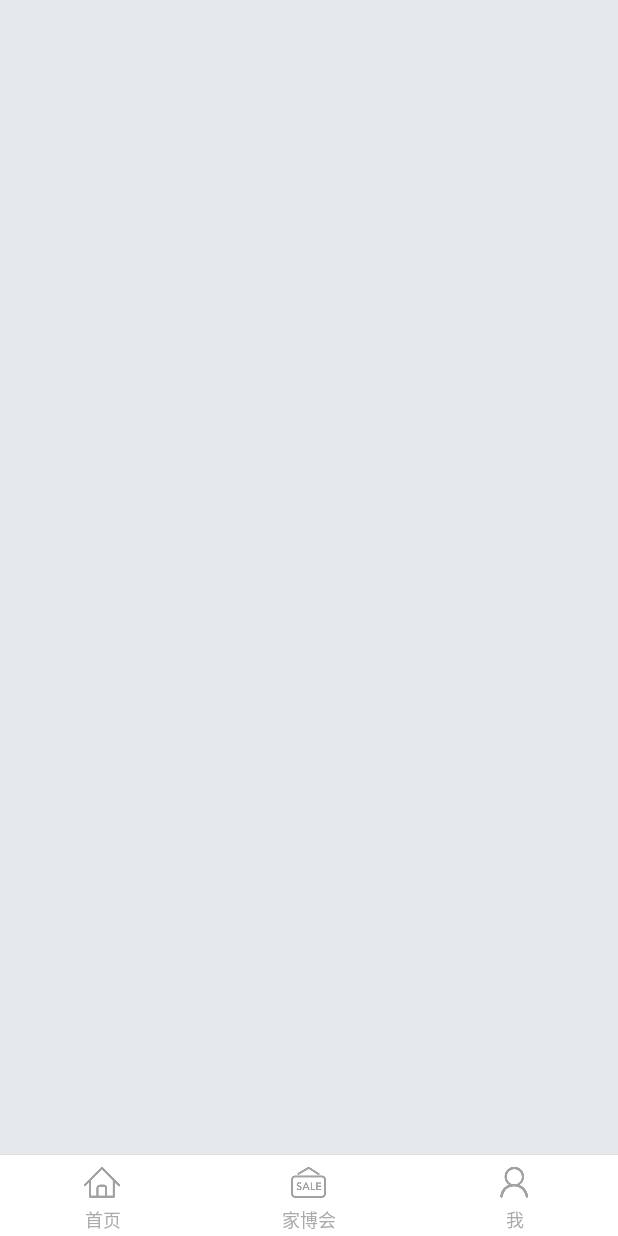
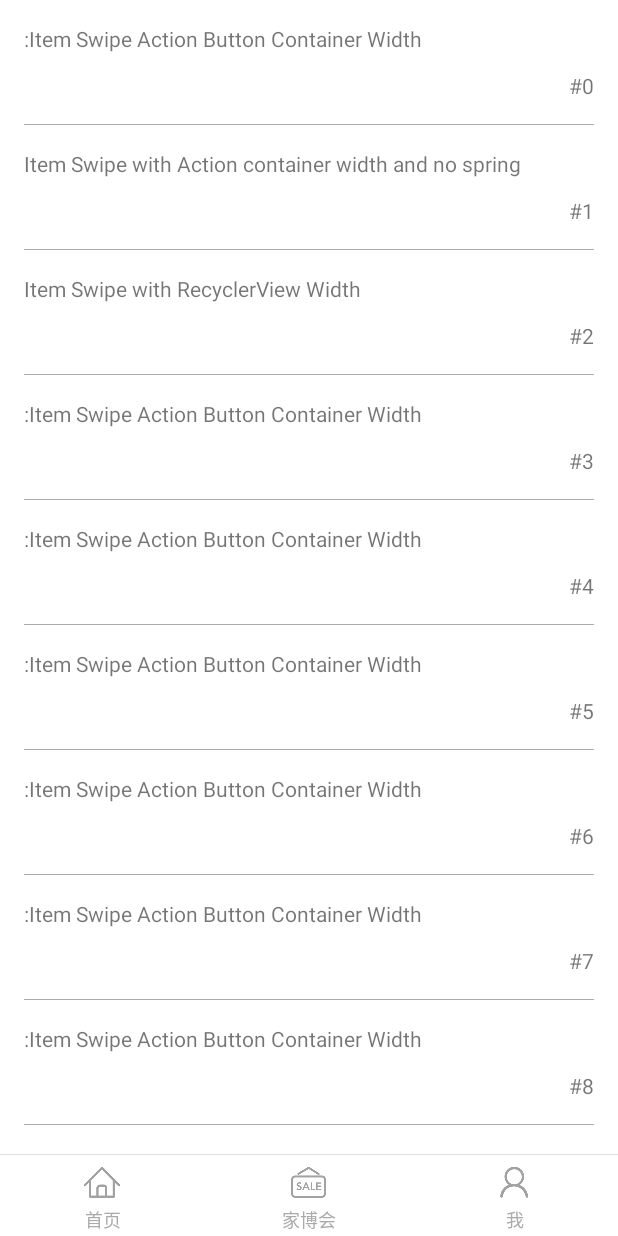
Before and after one commit to wang1897b7/pictureText, an Android app: the fragment ShopFragment placed in its activity, on a phone screen of 412 x 824 dp. Run offline under Robolectric (Android 15) with nearby library versions, the phone set to English and light mode, and no system bars; our stand-ins replace ButterKnife; libraries missing offline, so code that uses them is left out: com.loopeer.itemtouchhelperextension; 4 statements that could not run were skipped.

Commit message:
updata0920

```diff
--- /dev/null
+++ b/app/src/main/java/com/wsd/text/pict_can/model/TestModel.java
@@ -0,0 +1,15 @@
+package com.wsd.text.pict_can.model;
+
+/**
+ * Created by Sun on 2016/9/20.
+ */
+
+public class TestModel {
+    public int position;
+    public String title;
+
+    public TestModel(int position, String title) {
+        this.position = position;
+        this.title = title;
+    }
+}
--- a/app/src/main/java/com/wsd/text/pict_can/ui/fragment/ShopFragment.java
+++ b/app/src/main/java/com/wsd/text/pict_can/ui/fragment/ShopFragment.java
@@ -2,21 +2,86 @@ package com.wsd.text.pict_can.ui.fragment;
 
 import android.os.Bundle;
 import android.support.annotation.Nullable;
+import android.support.v7.widget.LinearLayoutManager;
+import android.support.v7.widget.RecyclerView;
 import android.view.LayoutInflater;
 import android.view.View;
 import android.view.ViewGroup;
+import android.widget.TextView;
+import android.widget.Toast;
 
+import com.loopeer.itemtouchhelperextension.ItemTouchHelperExtension;
 import com.wsd.text.pict_can.R;
+import com.wsd.text.pict_can.model.TestModel;
+import com.wsd.text.pict_can.utils.DividerItemDecoration;
+import com.wsd.text.pict_can.utils.ItemTouchHelperCallback;
+import com.wsd.text.pict_can.utils.MainRecyclerAdapter;
+
+import java.util.ArrayList;
+import java.util.List;
+
+import butterknife.BindView;
+import butterknife.ButterKnife;
+import butterknife.OnClick;
 
 /**
  * Created by Sun on 2016/7/14.
  */
 public class ShopFragment extends  BaseFragment {
 
+    @BindView(R.id.shop_tvText)
+    TextView username;
+    @BindView(R.id.recycler_main)
+    RecyclerView mRecyclerView;
+
+    private MainRecyclerAdapter mAdapter;
+    public ItemTouchHelperExtension mItemTouchHelper;
+    public ItemTouchHelperExtension.Callback mCallback;
     @Nullable
     @Override
     public View onCreateView(LayoutInflater inflater, @Nullable ViewGroup container, @Nullable Bundle savedInstanceState) {
        View view= inflater.inflate(R.layout.fragment_shop,container,false);
+        ButterKnife.bind(this,view);
+        init();
         return view;
     }
+
+    private void init(){
+//    username.setOnClickListener(new View.OnClickListener() {
+//        @Override
+//        public void onClick(View view) {
+//
+//        }
+//      });
+
+        mRecyclerView.setLayoutManager(new LinearLayoutManager(getActivity()));
+        mAdapter = new MainRecyclerAdapter(getActivity());
+        mRecyclerView.setAdapter(mAdapter);
+        mRecyclerView.addItemDecoration(new DividerItemDecoration(getActivity()));
+        mAdapter.updateData(createTestDatas());
+        mCallback = new ItemTouchHelperCallback();
+        mItemTouchHelper = new ItemTouchHelperExtension(mCallback);
+        mItemTouchHelper.attachToRecyclerView(mRecyclerView);
+        mAdapter.setItemTouchHelperExtension(mItemTouchHelper);
+
+    }
+
+    private List<TestModel> createTestDatas() {
+        List<TestModel> result = new ArrayList<>();
+        for (int i = 0; i < 20; i++) {
+            TestModel testModel= new TestModel(i,":Item Swipe Action Button Container Width");
+            if (i == 1) {
+                testModel = new TestModel(i, "Item Swipe with Action container width and no spring");
+            }
+            if (i == 2) {
+                testModel = new TestModel(i, "Item Swipe with RecyclerView Width");
+            }
+            result.add(testModel);
+        }
+        return result;
+    }
+    @OnClick(R.id.shop_tvText) void submit() {
+        Toast.makeText(getActivity(),"测试",Toast.LENGTH_SHORT).show();
+    }
+
 }
--- /dev/null
+++ b/app/src/main/java/com/wsd/text/pict_can/utils/DividerItemDecoration.java
@@ -0,0 +1,164 @@
+/*
+ * Copyright (C) 2014 The Android Open Source Project
+ *
+ * Licensed under the Apache License, Version 2.0 (the "License");
+ * you may not use this file except in compliance with the License.
+ * You may obtain a copy of the License at
+ *
+ *      http://www.apache.org/licenses/LICENSE-2.0
+ *
+ * Unless required by applicable law or agreed to in writing, software
+ * distributed under the License is distributed on an "AS IS" BASIS,
+ * WITHOUT WARRANTIES OR CONDITIONS OF ANY KIND, either express or implied.
+ * See the License for the specific language governing permissions and
+ * limitations under the License.
+ */
+
+package com.wsd.text.pict_can.utils;
+
+import android.content.Context;
+import android.graphics.Canvas;
+import android.graphics.Paint;
+import android.graphics.Rect;
+import android.support.v4.content.ContextCompat;
+import android.support.v4.view.ViewCompat;
+import android.support.v7.widget.LinearLayoutManager;
+import android.support.v7.widget.RecyclerView;
+import android.view.View;
+
+import com.wsd.text.pict_can.R;
+
+public class DividerItemDecoration extends RecyclerView.ItemDecoration {
+    private static final int DEFAULT_DIVIDER_HEIGHT = 1;
+
+    public static final int HORIZONTAL_LIST = LinearLayoutManager.HORIZONTAL;
+
+    public static final int VERTICAL_LIST = LinearLayoutManager.VERTICAL;
+
+    protected int mOrientation;
+    protected int padding;
+    protected int startpadding;
+    protected int endpadding;
+    protected int dividerHeight;
+    protected Context mContext;
+    protected Paint mPaddingPaint;
+    protected Paint mDividerPaint;
+
+    public DividerItemDecoration(Context context) {
+        this(context, VERTICAL_LIST, -1, -1);
+    }
+
+    public DividerItemDecoration(Context context, int orientation) {
+        this(context, orientation, -1, -1);
+    }
+
+    public DividerItemDecoration(Context context, int orientation, int padding, int dividerHeight) {
+        setOrientation(orientation);
+        mContext = context;
+
+        init();
+        if (padding != -1) this.padding = padding;
+        updatePaddint();
+        if (dividerHeight != -1) this.dividerHeight = dividerHeight;
+    }
+
+    public DividerItemDecoration(Context context, int orientation, int startpadding, int endpadding, int dividerHeight) {
+        setOrientation(orientation);
+        mContext = context;
+
+        init();
+        if (startpadding != -1) this.startpadding = startpadding;
+        if (endpadding != -1) this.endpadding = endpadding;
+        if (dividerHeight != -1) this.dividerHeight = dividerHeight;
+    }
+
+    private void updatePaddint() {
+        startpadding = padding;
+        endpadding = padding;
+    }
+
+    private void init() {
+        padding = mContext.getResources().getDimensionPixelSize(R.dimen.activity_horizontal_margin);
+        updatePaddint();
+        dividerHeight = DEFAULT_DIVIDER_HEIGHT;
+
+        mPaddingPaint = new Paint(Paint.ANTI_ALIAS_FLAG);
+        mPaddingPaint.setColor(ContextCompat.getColor(mContext, android.R.color.white));
+        mPaddingPaint.setStyle(Paint.Style.FILL);
+
+        mDividerPaint = new Paint(Paint.ANTI_ALIAS_FLAG);
+        mDividerPaint.setColor(ContextCompat.getColor(mContext, android.R.color.darker_gray));
+        mDividerPaint.setStyle(Paint.Style.FILL);
+    }
+
+    public void setOrientation(int orientation) {
+        if (orientation != HORIZONTAL_LIST && orientation != VERTICAL_LIST) {
+            throw new IllegalArgumentException("invalid orientation");
+        }
+        mOrientation = orientation;
+    }
+
+    @Override
+    public void onDraw(Canvas c, RecyclerView parent, RecyclerView.State state) {
+        super.onDraw(c, parent, state);
+        if (mOrientation == VERTICAL_LIST) {
+            drawVertical(c, parent);
+        } else {
+            drawHorizontal(c, parent);
+        }
+    }
+
+    public void drawVertical(Canvas c, RecyclerView parent) {
+        final int left = parent.getPaddingLeft();
+        final int right = parent.getWidth() - parent.getPaddingRight();
+
+        final int childCount = parent.getChildCount();
+        for (int i = 0; i < childCount - 1; i++) {
+            final View child = parent.getChildAt(i);
+            final RecyclerView.LayoutParams params = (RecyclerView.LayoutParams) child.getLayoutParams();
+            final int top = child.getBottom() + params.bottomMargin +
+                    Math.round(ViewCompat.getTranslationY(child));
+            final int bottom = top + dividerHeight;
+
+            c.drawRect(left, top, left + startpadding, bottom, mPaddingPaint);
+            c.drawRect(right - endpadding, top, right, bottom, mPaddingPaint);
+            c.drawRect(left + startpadding, top, right - endpadding, bottom, mDividerPaint);
+        }
+    }
+
+    public void drawHorizontal(Canvas c, RecyclerView parent) {
+        final int top = parent.getPaddingTop();
+        final int bottom = parent.getHeight() - parent.getPaddingBottom();
+
+        final int childCount = parent.getChildCount();
+        for (int i = 0; i < childCount - 1; i++) {
+            final View child = parent.getChildAt(i);
+            final RecyclerView.LayoutParams params = (RecyclerView.LayoutParams) child.getLayoutParams();
+            final int left = child.getRight() + params.rightMargin +
+                    Math.round(ViewCompat.getTranslationX(child));
+            final int right = left + dividerHeight;
+            c.drawRect(left, top, right, top + startpadding, mPaddingPaint);
+            c.drawRect(left, bottom - endpadding, right, bottom, mPaddingPaint);
+            c.drawRect(left, top + startpadding, right, bottom - endpadding, mDividerPaint);
+        }
+    }
+
+    @Override
+    public void getItemOffsets(Rect outRect, View view, RecyclerView parent, RecyclerView.State state) {
+        super.getItemOffsets(outRect, view, parent, state);
+        if (mOrientation == VERTICAL_LIST) {
+            if (parent.getChildAdapterPosition(view) != parent.getAdapter().getItemCount() - 1) {
+                outRect.set(0, 0, 0, dividerHeight);
+            } else {
+                outRect.set(0, 0, 0, 0);
+            }
+        } else {
+            if (parent.getChildAdapterPosition(view) != parent.getAdapter().getItemCount() - 1) {
+                outRect.set(0, 0, dividerHeight, 0);
+            } else {
+                outRect.set(0, 0, 0, 0);
+            }
+        }
+
+    }
+}
--- /dev/null
+++ b/app/src/main/java/com/wsd/text/pict_can/utils/MainRecyclerAdapter.java
@@ -0,0 +1,206 @@
+package com.wsd.text.pict_can.utils;
+
+import android.content.Context;
+import android.support.v4.view.MotionEventCompat;
+import android.support.v7.widget.RecyclerView;
+import android.view.LayoutInflater;
+import android.view.MotionEvent;
+import android.view.View;
+import android.view.ViewGroup;
+import android.widget.TextView;
+import android.widget.Toast;
+
+import com.loopeer.itemtouchhelperextension.Extension;
+import com.loopeer.itemtouchhelperextension.ItemTouchHelperExtension;
+import com.wsd.text.pict_can.R;
+import com.wsd.text.pict_can.model.TestModel;
+
+import java.util.ArrayList;
+import java.util.List;
+
+public class MainRecyclerAdapter extends RecyclerView.Adapter<RecyclerView.ViewHolder> {
+
+    public static final int ITEM_TYPE_RECYCLER_WIDTH = 1000;
+    public static final int ITEM_TYPE_ACTION_WIDTH = 1001;
+    public static final int ITEM_TYPE_ACTION_WIDTH_NO_SPRING = 1002;
+    private List<TestModel> mDatas;
+    private Context mContext;
+    private ItemTouchHelperExtension mItemTouchHelperExtension;
+
+    public MainRecyclerAdapter(Context context) {
+        mDatas = new ArrayList<>();
+        mContext = context;
+    }
+
+    public void setDatas(List<TestModel> datas) {
+        mDatas.clear();
+        mDatas.addAll(datas);
+    }
+
+    public void updateData(List<TestModel> datas) {
+        setDatas(datas);
+        notifyDataSetChanged();
+    }
+
+    public void setItemTouchHelperExtension(ItemTouchHelperExtension itemTouchHelperExtension) {
+        mItemTouchHelperExtension = itemTouchHelperExtension;
+    }
+
+    private LayoutInflater getLayoutInflater() {
+        return LayoutInflater.from(mContext);
+    }
+
+    @Override
+    public RecyclerView.ViewHolder onCreateViewHolder(ViewGroup parent, int viewType) {
+        View view = getLayoutInflater().inflate(R.layout.list_item_main, parent, false);
+        if (viewType == ITEM_TYPE_ACTION_WIDTH) return new ItemSwipeWithActionWidthViewHolder(view);
+        if (viewType == ITEM_TYPE_RECYCLER_WIDTH) {
+            view = getLayoutInflater().inflate(R.layout.list_item_with_single_delete, parent, false);
+            return new ItemViewHolderWithRecyclerWidth(view);
+        }
+        return new ItemSwipeWithActionWidthNoSpringViewHolder(view);
+    }
+
+    @Override
+    public void onBindViewHolder(final RecyclerView.ViewHolder holder, int position) {
+        ItemBaseViewHolder baseViewHolder = (ItemBaseViewHolder) holder;
+        baseViewHolder.bind(mDatas.get(position));
+        baseViewHolder.mViewContent.setOnClickListener(new View.OnClickListener() {
+            @Override
+            public void onClick(View view) {
+                Toast.makeText(mContext, "Item Content click: #" + holder.getAdapterPosition(), Toast.LENGTH_SHORT).show();
+            }
+        });
+        if (holder instanceof ItemViewHolderWithRecyclerWidth) {
+            ItemViewHolderWithRecyclerWidth viewHolder = (ItemViewHolderWithRecyclerWidth) holder;
+            viewHolder.mActionViewDelete.setOnClickListener(new View.OnClickListener() {
+                @Override
+                public void onClick(View view) {
+                    Toast.makeText(mContext, "Refresh " + holder.getAdapterPosition()
+                            , Toast.LENGTH_SHORT).show();
+                    doDelete(holder.getAdapterPosition());
+                }
+            });
+        } else if (holder instanceof ItemSwipeWithActionWidthViewHolder) {
+            ItemSwipeWithActionWidthViewHolder viewHolder = (ItemSwipeWithActionWidthViewHolder) holder;
+            viewHolder.mActionViewRefresh.setOnClickListener(
+                    new View.OnClickListener() {
+                        @Override
+                        public void onClick(View view) {
+                            Toast.makeText(mContext, "Refresh Click" + holder.getAdapterPosition()
+                                    , Toast.LENGTH_SHORT).show();
+                        }
+                    }
+
+            );
+            viewHolder.mActionViewDelete.setOnClickListener(
+                    new View.OnClickListener() {
+                        @Override
+                        public void onClick(View view) {
+                            doDelete(holder.getAdapterPosition());
+                        }
+                    }
+
+            );
+        }
+    }
+
+    private void doDelete(int adapterPosition) {
+        mDatas.remove(adapterPosition);
+        notifyItemRemoved(adapterPosition);
+    }
+
+    public void move(int from, int to) {
+        TestModel prev = mDatas.remove(from);
+        mDatas.add(to > from ? to - 1 : to, prev);
+        notifyItemMoved(from, to);
+    }
+
+    //根据不同的类型 选择 滑动的模式
+    @Override
+    public int getItemViewType(int position) {
+        if (mDatas.get(position).position == 1) {
+            return ITEM_TYPE_ACTION_WIDTH_NO_SPRING;
+        }
+        if (mDatas.get(position).position == 2) {
+            return ITEM_TYPE_RECYCLER_WIDTH;
+        }
+        return ITEM_TYPE_ACTION_WIDTH;
+    }
+
+    @Override
+    public int getItemCount() {
+        return mDatas.size();
+    }
+
+    class ItemBaseViewHolder extends RecyclerView.ViewHolder {
+        TextView mTextTitle;
+        TextView mTextIndex;
+        View mViewContent;
+        View mActionContainer;
+
+        public ItemBaseViewHolder(View itemView) {
+            super(itemView);
+            mTextTitle = (TextView) itemView.findViewById(R.id.text_list_main_title);
+            mTextIndex = (TextView) itemView.findViewById(R.id.text_list_main_index);
+            mViewContent = itemView.findViewById(R.id.view_list_main_content);
+            mActionContainer = itemView.findViewById(R.id.view_list_repo_action_container);
+        }
+
+        public void bind(TestModel testModel) {
+            mTextTitle.setText(testModel.title);
+            mTextIndex.setText("#" + testModel.position);
+            itemView.setOnTouchListener(new View.OnTouchListener() {
+                @Override
+                public boolean onTouch(View v, MotionEvent event) {
+                    if (MotionEventCompat.getActionMasked(event) == MotionEvent.ACTION_DOWN) {
+                        mItemTouchHelperExtension.startDrag(ItemBaseViewHolder.this);
+                    }
+                    return true;
+                }
+            });
+        }
+    }
+
+  //侧滑满屏 删除
+    class ItemViewHolderWithRecyclerWidth extends ItemBaseViewHolder {
+
+        View mActionViewDelete;
+
+        public ItemViewHolderWithRecyclerWidth(View itemView) {
+            super(itemView);
+            mActionViewDelete = itemView.findViewById(R.id.view_list_repo_action_delete);
+        }
+
+    }
+    //侧滑半屏 删除
+    class ItemSwipeWithActionWidthViewHolder extends ItemBaseViewHolder implements Extension {
+
+        View mActionViewDelete;
+        View mActionViewRefresh;
+
+        public ItemSwipeWithActionWidthViewHolder(View itemView) {
+            super(itemView);
+            mActionViewDelete = itemView.findViewById(R.id.view_list_repo_action_delete);
+            mActionViewRefresh = itemView.findViewById(R.id.view_list_repo_action_update);
+        }
+
+        @Override
+        public float getActionWidth() {
+            return mActionContainer.getWidth();
+        }
+    }
+
+    class ItemSwipeWithActionWidthNoSpringViewHolder extends ItemSwipeWithActionWidthViewHolder implements Extension {
+
+        public ItemSwipeWithActionWidthNoSpringViewHolder(View itemView) {
+            super(itemView);
+        }
+
+        @Override
+        public float getActionWidth() {
+            return mActionContainer.getWidth();
+        }
+    }
+
+}
--- a/app/src/main/res/layout/fragment_shop.xml
+++ b/app/src/main/res/layout/fragment_shop.xml
@@ -3,4 +3,28 @@
     android:layout_width="match_parent"
     android:layout_height="match_parent">
 
+    <LinearLayout
+        android:layout_width="match_parent"
+        android:layout_height="wrap_content"
+        android:orientation="vertical">
+        <android.support.v7.widget.RecyclerView
+            xmlns:android="http://schemas.android.com/apk/res/android"
+            android:id="@+id/recycler_main"
+            android:layout_width="match_parent"
+            android:layout_height="match_parent"
+            >
+
+        </android.support.v7.widget.RecyclerView>
+
+        <TextView
+            android:id="@+id/shop_tvText"
+            android:layout_width="wrap_content"
+            android:layout_height="wrap_content"
+            android:text="测试按钮"
+            android:textSize="18sp"
+            android:textStyle="bold"
+            />
+
+    </LinearLayout>
+
 </LinearLayout>
--- /dev/null
+++ b/app/src/main/res/layout/list_item_main.xml
@@ -0,0 +1,35 @@
+<?xml version="1.0" encoding="utf-8"?>
+<FrameLayout
+    xmlns:android="http://schemas.android.com/apk/res/android"
+    android:layout_width="match_parent"
+    android:layout_height="wrap_content"
+    android:background="#FF4444">
+
+    <LinearLayout
+        android:id="@+id/view_list_repo_action_container"
+        android:layout_width="wrap_content"
+        android:layout_height="match_parent"
+        android:layout_gravity="right"
+        android:orientation="horizontal">
+
+        <TextView
+            android:id="@+id/view_list_repo_action_delete"
+            android:layout_width="80dp"
+            android:layout_height="match_parent"
+            android:gravity="center"
+            android:padding="12dp"
+            android:text="Delete"
+            android:textColor="@android:color/white"/>
+
+        <TextView
+            android:id="@+id/view_list_repo_action_update"
+            android:layout_width="80dp"
+            android:layout_height="match_parent"
+            android:background="#8BC34A"
+            android:gravity="center"
+            android:padding="12dp"
+            android:text="Refresh"
+            android:textColor="@android:color/white"/>
+
+    </LinearLayout><include layout="@layout/view_list_main_content"/>
+</FrameLayout>
--- /dev/null
+++ b/app/src/main/res/layout/list_item_with_single_delete.xml
@@ -0,0 +1,38 @@
+<?xml version="1.0" encoding="utf-8"?>
+<FrameLayout
+    xmlns:android="http://schemas.android.com/apk/res/android"
+    android:layout_width="match_parent"
+    android:layout_height="wrap_content">
+
+    <LinearLayout
+        android:id="@+id/view_list_repo_action_container"
+        android:layout_width="match_parent"
+        android:layout_height="match_parent"
+        android:layout_gravity="right"
+        android:background="#FF4444"
+        android:orientation="horizontal">
+
+        <TextView
+            android:id="@+id/view_list_repo_action_delete"
+            android:layout_width="0dp"
+            android:layout_height="match_parent"
+            android:layout_weight="1"
+            android:gravity="center_vertical"
+            android:padding="12dp"
+            android:text="Delete ?"
+            android:textColor="@android:color/white"/>
+
+        <TextView
+            android:id="@+id/view_list_repo_action_undo"
+            android:layout_width="80dp"
+            android:layout_height="match_parent"
+            android:gravity="center"
+            android:padding="12dp"
+            android:text="Undo"
+            android:textColor="@android:color/white"/>
+
+    </LinearLayout>
+
+    <include layout="@layout/view_list_main_content"/>
+
+</FrameLayout>
--- /dev/null
+++ b/app/src/main/res/layout/view_list_main_content.xml
@@ -0,0 +1,26 @@
+<?xml version="1.0" encoding="utf-8"?>
+<RelativeLayout
+    xmlns:android="http://schemas.android.com/apk/res/android"
+    xmlns:tools="http://schemas.android.com/tools"
+    android:id="@+id/view_list_main_content"
+    android:layout_width="match_parent"
+    android:layout_height="wrap_content"
+    android:background="@android:color/white"
+    android:padding="@dimen/activity_vertical_margin"
+    tools:showIn="@layout/list_item_main">
+
+    <TextView
+        android:id="@+id/text_list_main_title"
+        android:layout_width="wrap_content"
+        android:layout_height="wrap_content"
+        android:text="These classes teach you how to accomplish tasks with graphics that "/>
+
+    <TextView
+        android:id="@+id/text_list_main_index"
+        android:layout_width="wrap_content"
+        android:layout_height="wrap_content"
+        android:layout_alignParentRight="true"
+        android:layout_below="@id/text_list_main_title"
+        android:layout_marginTop="12dp"
+        android:text="bottom sutom"/>
+</RelativeLayout>
--- a/build.gradle
+++ b/build.gradle
@@ -5,7 +5,7 @@ buildscript {
         jcenter()
     }
     dependencies {
-        classpath 'com.android.tools.build:gradle:2.1.3'
+        classpath 'com.android.tools.build:gradle:2.2.0'
         classpath 'com.neenbedankt.gradle.plugins:android-apt:1.8'
         // NOTE: Do not place your application dependencies here; they belong
         // in the individual module build.gradle files
```
Also changed, not shown: app/build.gradle (+13 -23 lines), app/src/main/AndroidManifest.xml (+7 -1 lines), app/src/main/java/com/wsd/text/pict_can/ui/fragment/PersonalFragment.java (+13 -0 lines), app/src/main/java/com/wsd/text/pict_can/utils/ItemTouchHelperCallback.java (added, +47 -0 lines), app/src/main/res/layout/fragment_personal.xml (+7 -0 lines), gradle.properties (+11 -1 lines), library_circle_viewpager/build.gradle (+5 -4 lines), app/libs/LinkedME-Android-Deep-Linking-SDK-V1.0.3.jar (added).
